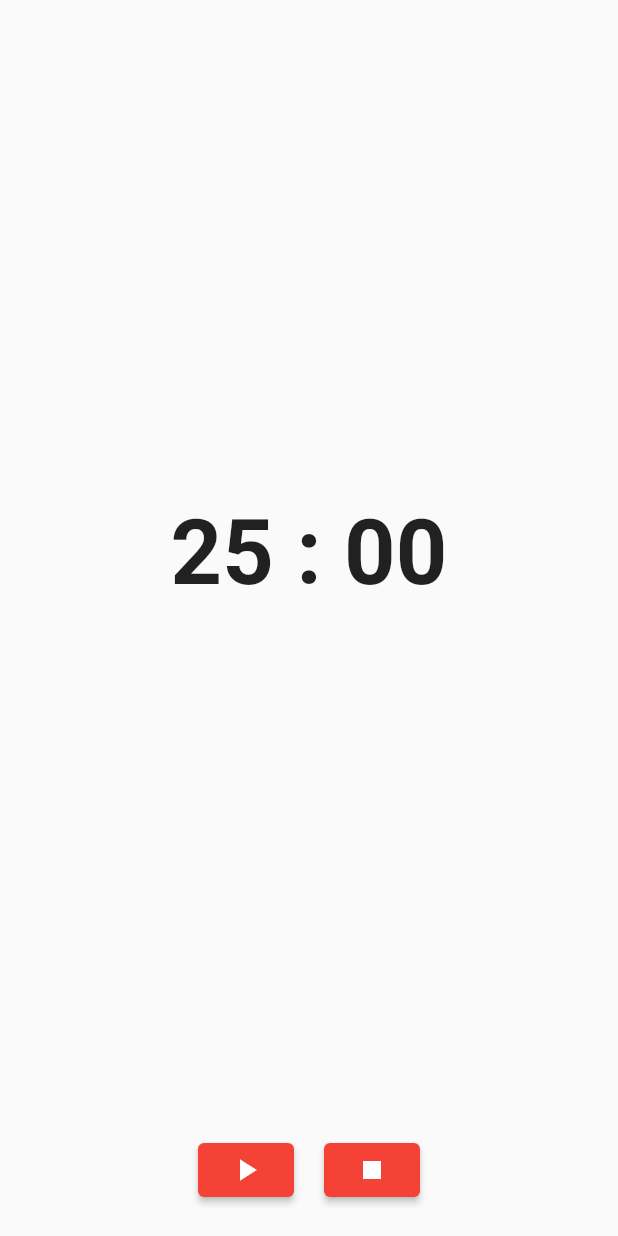
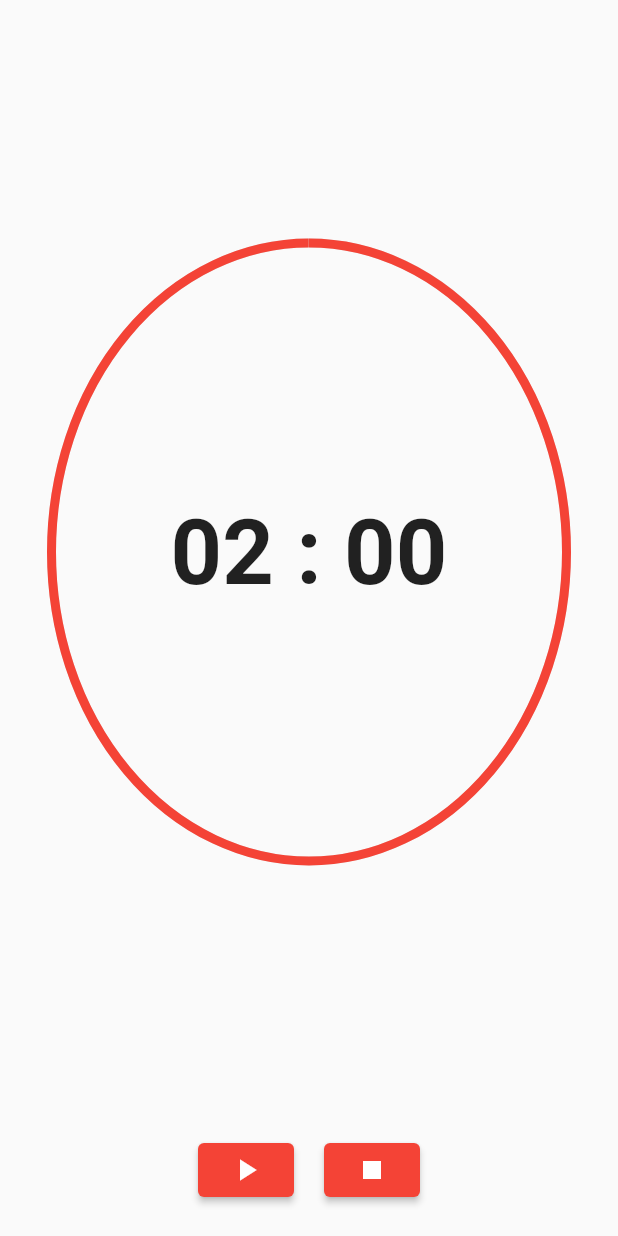
Before and after one commit to yagizdo/countdown-ui, a Flutter app: the screen it shows after launch, after a tap on the "play arrow" icon, after a tap on the "stop" icon, on a phone screen of 412 x 824 dp. Run offline on Flutter 3.47's test engine with Material 2 defaults, Android fonts, the phone set to English and light mode, and no system bars.

```diff
--- a/lib/Screens/home_screen.dart
+++ b/lib/Screens/home_screen.dart
@@ -10,14 +10,26 @@ class HomeScreen extends StatefulWidget {
 class _HomeScreenState extends State<HomeScreen> with TickerProviderStateMixin {
   late AnimationController controller;
 
-  int defaultMinutes = 25;
+  int defaultMinutes = 2;
   bool isCounting = false;
 
+  double progress = 1.0;
   @override
   void initState() {
     super.initState();
     controller = AnimationController(
         vsync: this, duration: Duration(minutes: defaultMinutes));
+    controller.addListener(() {
+      if (controller.isAnimating) {
+        setState(() {
+          progress = controller.value;
+        });
+      } else {
+        setState(() {
+          progress = 1.0;
+        });
+      }
+    });
   }
 
   @override
@@ -33,18 +45,31 @@ class _HomeScreenState extends State<HomeScreen> with TickerProviderStateMixin {
 
   @override
   Widget build(BuildContext context) {
+    var size = MediaQuery.of(context).size;
+
     return Scaffold(
         body: Column(
       children: [
         Expanded(
-          child: Center(
-            child: AnimatedBuilder(
-              animation: controller,
-              builder: (context, child) => Text(
-                '$countText',
-                style: TextStyle(fontSize: 60, fontWeight: FontWeight.bold),
-              ),
-            ),
+          child: Stack(
+            alignment: Alignment.center,
+            children: [
+              SizedBox(
+                  width: size.width / 1.2,
+                  height: size.height / 2,
+                  child: CircularProgressIndicator(
+                    backgroundColor: Colors.grey.shade300,
+                    strokeWidth: 6,
+                    value: progress,
+                  )),
+              AnimatedBuilder(
+                animation: controller,
+                builder: (context, child) => Text(
+                  '$countText',
+                  style: TextStyle(fontSize: 60, fontWeight: FontWeight.bold),
+                ),
+              )
+            ],
           ),
         ),
         Padding(
```
